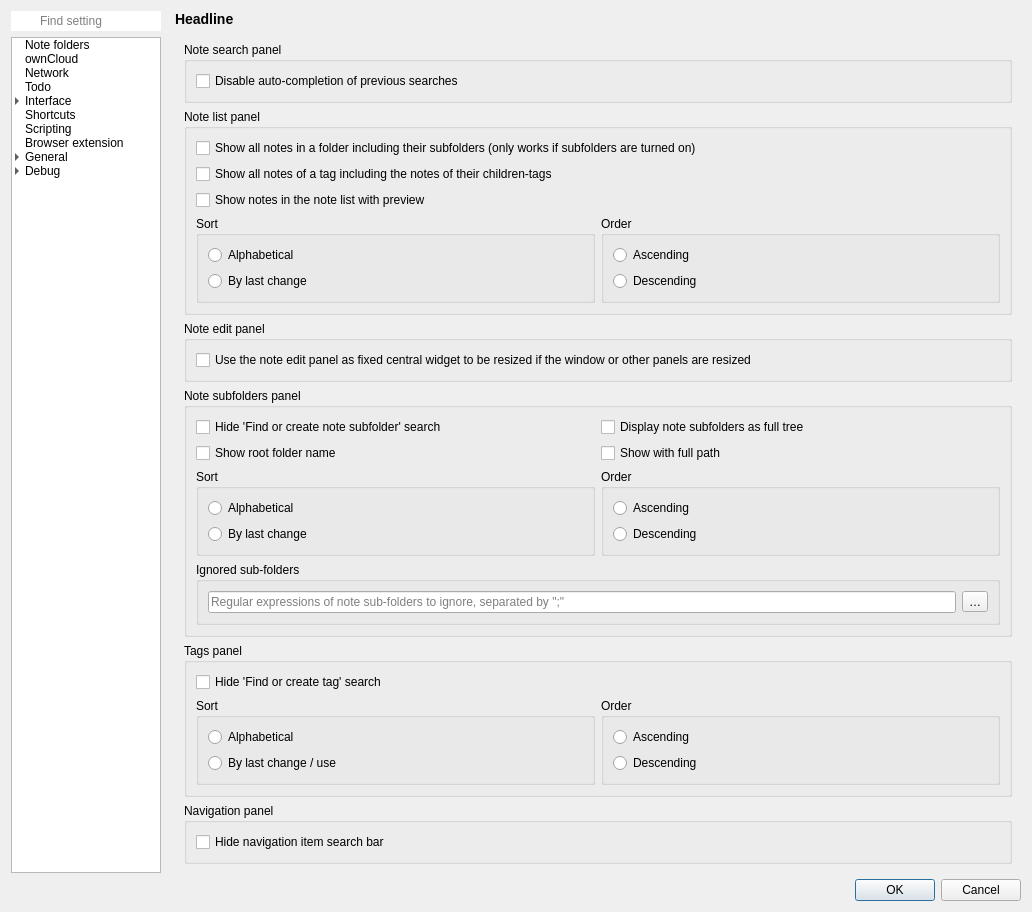
Above: src/dialogs/settingsdialog.ui from pbek/QOwnNotes before the change. Below: the same form after it.
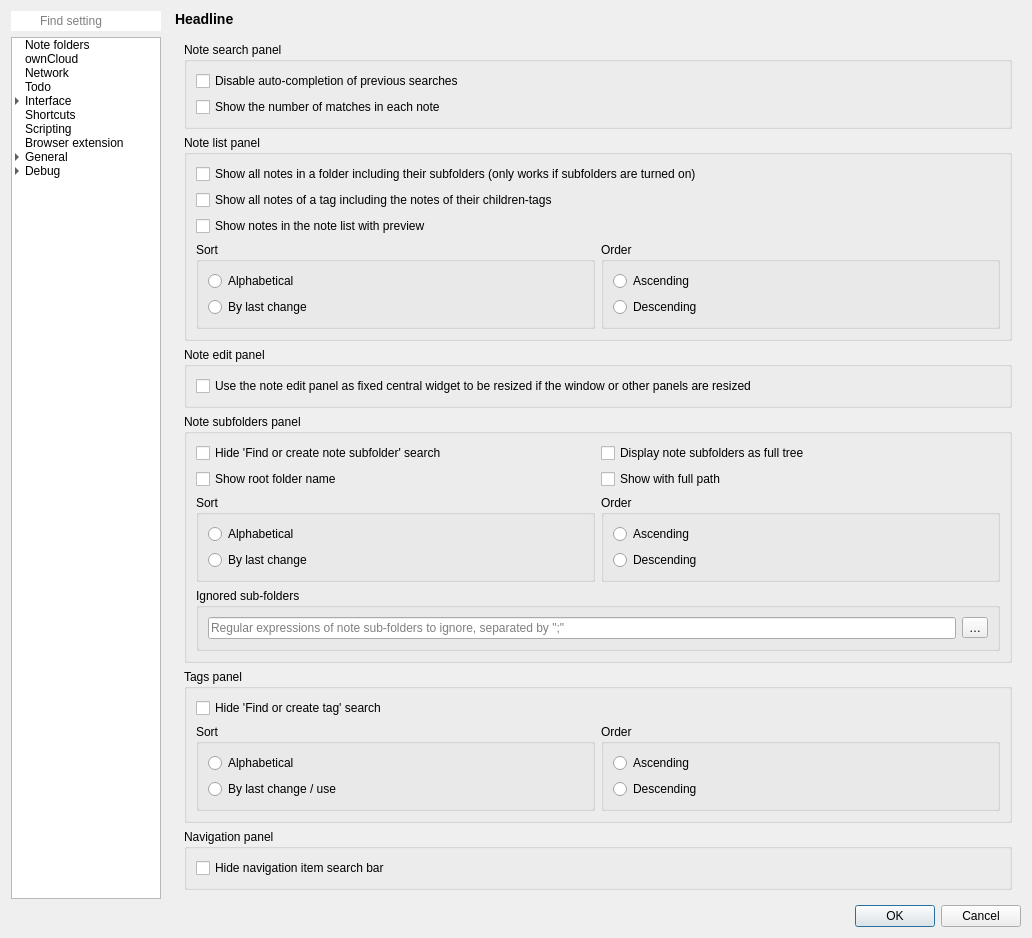
That is the form after the change. The open tabs and pages were chosen to show the change. Icons and pictures are not drawn. Custom widgets are drawn as their Qt base class.

Commit message: Add a setting to disable the search result count calculation (#1248)

Patch:
```diff
--- a/src/dialogs/settingsdialog.ui
+++ b/src/dialogs/settingsdialog.ui
@@ -5070,6 +5070,13 @@
                   </property>
                  </widget>
                 </item>
+                <item row="1" column="1">
+                 <widget class="QCheckBox" name="showMatchesCheckBox">
+                  <property name="text">
+                   <string>Show the number of matches in each note</string>
+                  </property>
+                 </widget>
+                </item>
                </layout>
               </widget>
              </item>
```
Left out of the diff: 2 changed lines with no effect on the pictures. The commit also changes 2 other files.
